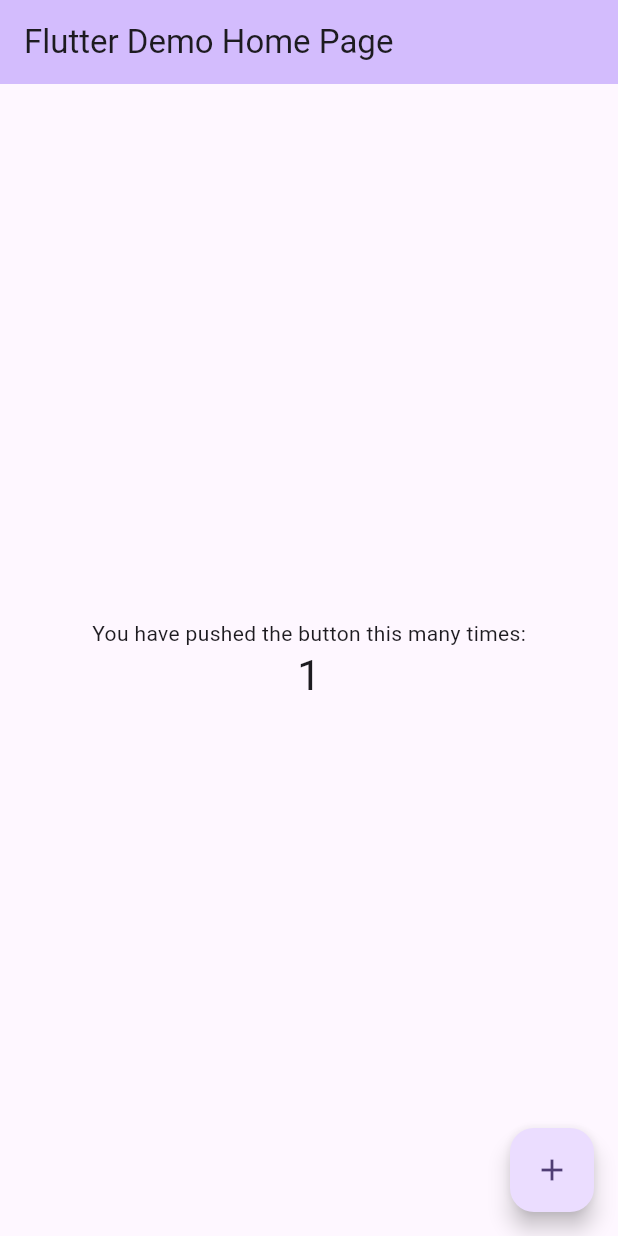
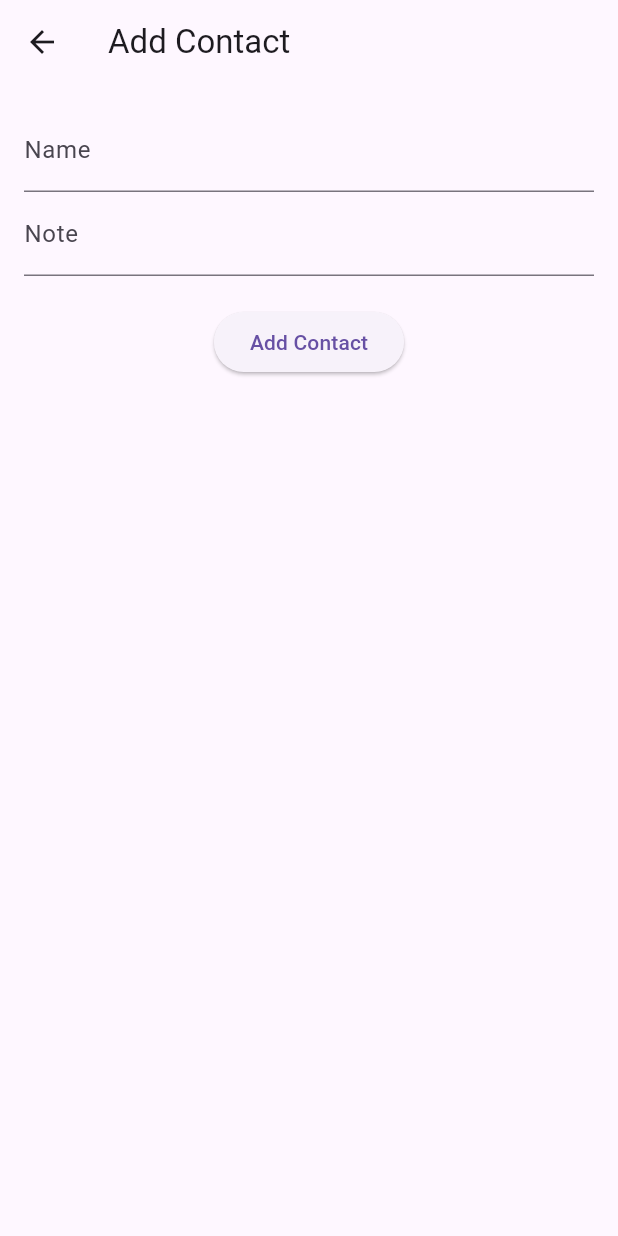
Before and after one commit to mocfaisal/rekeningku_apps, a Flutter app: the screen it shows after launch, after a tap on the "add" icon, on a phone screen of 412 x 824 dp. Run offline on Flutter 3.47's test engine with Material 3 defaults, Android fonts, the light colour scheme and no system bars.

Commit message:
feat: Add Some Screens & dummy data

```diff
--- a/lib/main.dart
+++ b/lib/main.dart
@@ -1,125 +1,62 @@
 import 'package:flutter/material.dart';
+import 'screens/contact/contacts_screen.dart';
+import 'screens/profile/profile_screen.dart';
+import 'screens/contact/add_contact_screen.dart';
 
 void main() {
-  runApp(const MyApp());
+  runApp(MyApp());
 }
 
 class MyApp extends StatelessWidget {
-  const MyApp({super.key});
-
-  // This widget is the root of your application.
   @override
   Widget build(BuildContext context) {
     return MaterialApp(
-      title: 'Flutter Demo',
+      title: 'Kontak App',
       theme: ThemeData(
-        // This is the theme of your application.
-        //
-        // TRY THIS: Try running your application with "flutter run". You'll see
-        // the application has a purple toolbar. Then, without quitting the app,
-        // try changing the seedColor in the colorScheme below to Colors.green
-        // and then invoke "hot reload" (save your changes or press the "hot
-        // reload" button in a Flutter-supported IDE, or press "r" if you used
-        // the command line to start the app).
-        //
-        // Notice that the counter didn't reset back to zero; the application
-        // state is not lost during the reload. To reset the state, use hot
-        // restart instead.
-        //
-        // This works for code too, not just values: Most code changes can be
-        // tested with just a hot reload.
-        colorScheme: ColorScheme.fromSeed(seedColor: Colors.deepPurple),
-        useMaterial3: true,
+        primarySwatch: Colors.blue,
       ),
-      home: const MyHomePage(title: 'Flutter Demo Home Page'),
+      home: HomeScreen(),
     );
   }
 }
 
-class MyHomePage extends StatefulWidget {
-  const MyHomePage({super.key, required this.title});
-
-  // This widget is the home page of your application. It is stateful, meaning
-  // that it has a State object (defined below) that contains fields that affect
-  // how it looks.
-
-  // This class is the configuration for the state. It holds the values (in this
-  // case the title) provided by the parent (in this case the App widget) and
-  // used by the build method of the State. Fields in a Widget subclass are
-  // always marked "final".
-
-  final String title;
-
+class HomeScreen extends StatefulWidget {
   @override
-  State<MyHomePage> createState() => _MyHomePageState();
+  _HomeScreenState createState() => _HomeScreenState();
 }
 
-class _MyHomePageState extends State<MyHomePage> {
-  int _counter = 0;
+class _HomeScreenState extends State<HomeScreen> {
+  int _selectedIndex = 0;
+  final List<Widget> _screens = [
+    ContactsScreen(),
+    ProfileScreen(),
+  ];
 
-  void _incrementCounter() {
+  void _onItemTapped(int index) {
     setState(() {
-      // This call to setState tells the Flutter framework that something has
-      // changed in this State, which causes it to rerun the build method below
-      // so that the display can reflect the updated values. If we changed
-      // _counter without calling setState(), then the build method would not be
-      // called again, and so nothing would appear to happen.
-      _counter++;
+      _selectedIndex = index;
     });
   }
 
   @override
   Widget build(BuildContext context) {
-    // This method is rerun every time setState is called, for instance as done
-    // by the _incrementCounter method above.
-    //
-    // The Flutter framework has been optimized to make rerunning build methods
-    // fast, so that you can just rebuild anything that needs updating rather
-    // than having to individually change instances of widgets.
     return Scaffold(
-      appBar: AppBar(
-        // TRY THIS: Try changing the color here to a specific color (to
-        // Colors.amber, perhaps?) and trigger a hot reload to see the AppBar
-        // change color while the other colors stay the same.
-        backgroundColor: Theme.of(context).colorScheme.inversePrimary,
-        // Here we take the value from the MyHomePage object that was created by
-        // the App.build method, and use it to set our appbar title.
-        title: Text(widget.title),
+      body: _screens[_selectedIndex],
+      bottomNavigationBar: BottomNavigationBar(
+        items: const <BottomNavigationBarItem>[
+          BottomNavigationBarItem(
+            icon: Icon(Icons.contacts),
+            label: 'Contacts',
+          ),
+          BottomNavigationBarItem(
+            icon: Icon(Icons.person),
+            label: 'Profile',
+          ),
+        ],
+        currentIndex: _selectedIndex,
+        selectedItemColor: Colors.blue,
+        onTap: _onItemTapped,
       ),
-      body: Center(
-        // Center is a layout widget. It takes a single child and positions it
-        // in the middle of the parent.
-        child: Column(
-          // Column is also a layout widget. It takes a list of children and
-          // arranges them vertically. By default, it sizes itself to fit its
-          // children horizontally, and tries to be as tall as its parent.
-          //
-          // Column has various properties to control how it sizes itself and
-          // how it positions its children. Here we use mainAxisAlignment to
-          // center the children vertically; the main axis here is the vertical
-          // axis because Columns are vertical (the cross axis would be
-          // horizontal).
-          //
-          // TRY THIS: Invoke "debug painting" (choose the "Toggle Debug Paint"
-          // action in the IDE, or press "p" in the console), to see the
-          // wireframe for each widget.
-          mainAxisAlignment: MainAxisAlignment.center,
-          children: <Widget>[
-            const Text(
-              'You have pushed the button this many times:',
-            ),
-            Text(
-              '$_counter',
-              style: Theme.of(context).textTheme.headlineMedium,
-            ),
-          ],
-        ),
-      ),
-      floatingActionButton: FloatingActionButton(
-        onPressed: _incrementCounter,
-        tooltip: 'Increment',
-        child: const Icon(Icons.add),
-      ), // This trailing comma makes auto-formatting nicer for build methods.
     );
   }
 }
--- /dev/null
+++ b/lib/models/contact.dart
@@ -0,0 +1,6 @@
+class Contact {
+  final String name;
+  final String note;
+
+  Contact({required this.name, required this.note});
+}
--- /dev/null
+++ b/lib/screens/contact/add_contact_screen.dart
@@ -0,0 +1,44 @@
+import 'package:flutter/material.dart';
+
+class AddContactScreen extends StatelessWidget {
+  final TextEditingController _nameController = TextEditingController();
+  final TextEditingController _noteController = TextEditingController();
+
+  @override
+  Widget build(BuildContext context) {
+    return Scaffold(
+      appBar: AppBar(
+        title: Text('Add Contact'),
+        leading: IconButton(
+          icon: Icon(Icons.arrow_back),
+          onPressed: () {
+            Navigator.pop(context);
+          },
+        ),
+      ),
+      body: Padding(
+        padding: const EdgeInsets.all(16.0),
+        child: Column(
+          children: [
+            TextField(
+              controller: _nameController,
+              decoration: InputDecoration(labelText: 'Name'),
+            ),
+            TextField(
+              controller: _noteController,
+              decoration: InputDecoration(labelText: 'Note'),
+            ),
+            SizedBox(height: 20),
+            ElevatedButton(
+              onPressed: () {
+                // Implement logic to add contact
+                Navigator.pop(context);
+              },
+              child: Text('Add Contact'),
+            ),
+          ],
+        ),
+      ),
+    );
+  }
+}
--- /dev/null
+++ b/lib/screens/contact/contacts_screen.dart
@@ -0,0 +1,80 @@
+import 'package:flutter/material.dart';
+import '/models/contact.dart';
+import 'add_contact_screen.dart';
+import '/screens/account/account_list_screen.dart';
+
+class ContactsScreen extends StatefulWidget {
+  @override
+  _ContactsScreenState createState() => _ContactsScreenState();
+}
+
+class _ContactsScreenState extends State<ContactsScreen> {
+  final List<Contact> contacts = [
+    Contact(name: 'John Doe', note: 'Friend from college'),
+    Contact(name: 'Jane Smith', note: 'Work colleague'),
+  ];
+
+  void _deleteContact(int index) {
+    setState(() {
+      contacts.removeAt(index);
+    });
+  }
+
+  void _editContact(int index) {
+    // Implement edit contact logic
+  }
+
+  @override
+  Widget build(BuildContext context) {
+    return Scaffold(
+      appBar: AppBar(
+        title: Text('Contacts'),
+      ),
+      body: ListView.builder(
+        itemCount: contacts.length,
+        itemBuilder: (context, index) {
+          return ListTile(
+            title: Text(contacts[index].name),
+            subtitle: Text(contacts[index].note),
+            onTap: () {
+              Navigator.push(
+                context,
+                MaterialPageRoute(
+                  builder: (context) => AccountListScreen(contactName: contacts[index].name),
+                ),
+              );
+            },
+            trailing: PopupMenuButton<String>(
+              onSelected: (value) {
+                if (value == 'Edit') {
+                  _editContact(index);
+                } else if (value == 'Delete') {
+                  _deleteContact(index);
+                }
+              },
+              itemBuilder: (BuildContext context) {
+                return {'Edit', 'Delete'}.map((String choice) {
+                  return PopupMenuItem<String>(
+                    value: choice,
+                    child: Text(choice),
+                  );
+                }).toList();
+              },
+            ),
+          );
+        },
+      ),
+      floatingActionButton: FloatingActionButton(
+        onPressed: () {
+          Navigator.push(
+            context,
+            MaterialPageRoute(
+              builder: (context) => AddContactScreen(),
+            ),
+          );
+        },
+        child: Icon(Icons.add),
+      ),
+    );
+  }
+}
--- /dev/null
+++ b/lib/widgets/contact_item.dart
@@ -0,0 +1,19 @@
+import 'package:flutter/material.dart';
+import '../models/contact.dart';
+
+class ContactItem extends StatelessWidget {
+  final Contact contact;
+
+  ContactItem({required this.contact});
+
+  @override
+  Widget build(BuildContext context) {
+    return ListTile(
+      title: Text(contact.name),
+      subtitle: Text(contact.note),
+      onTap: () {
+        // Handle contact item tap
+      },
+    );
+  }
+}
```
Also changed, not shown: lib/screens/account/account_list_screen.dart (added, +38 -0 lines), lib/screens/account/add_account_screen.dart (added, +65 -0 lines), lib/screens/login/login_screen.dart (added, +51 -0 lines), lib/screens/profile/profile_screen.dart (added, +31 -0 lines).
